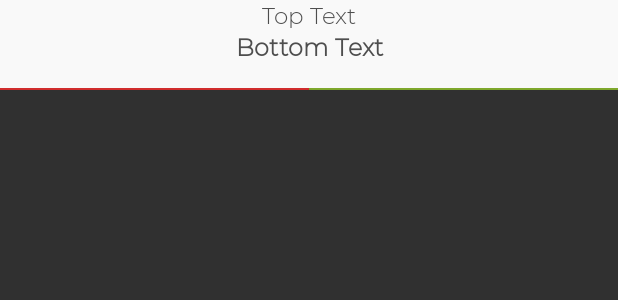
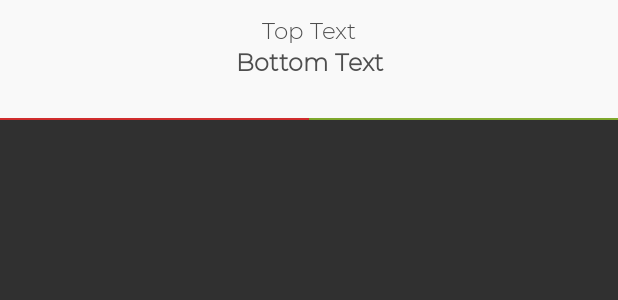
Before and after one commit to airmaxell/Catch, an Android app: the layout list_view_item.xml on its own in the app's theme, with its tools: preview values and no code run, on a phone screen of 412 x 824 dp. Shown: the top 300 px of the screen. Run offline under Robolectric (Android 15) with nearby library versions, the phone set to English and light mode, and no system bars; network calls fail.

Commit message:
Just commit

```diff
--- a/catchdemo/src/main/res/layout/list_view_item.xml
+++ b/catchdemo/src/main/res/layout/list_view_item.xml
@@ -1,7 +1,7 @@
 <RelativeLayout xmlns:android="http://schemas.android.com/apk/res/android"
                 android:layout_width="fill_parent"
-                android:layout_height="60dp"
-                android:padding="0dip"
+                android:layout_height="80dp"
+                android:paddingTop="10dip"
                 android:orientation="vertical"
                 android:background="@color/colorBackground"
                 android:layout_margin="0dp">
@@ -11,7 +11,7 @@
         android:layout_alignParentTop="true"
         android:layout_width="fill_parent"
         android:layout_height="wrap_content"
-        android:gravity="center_horizontal"
+        android:gravity="center_horizontal|top"
         android:textColor="@color/colorText"
         android:text="Top Text"
         android:textSize="15sp"
@@ -22,9 +22,8 @@
         android:layout_width="fill_parent"
         android:layout_height="wrap_content"
         android:layout_below="@id/title"
-        android:gravity="center_horizontal"
+        android:gravity="center"
         android:textColor="@color/colorText"
-        android:layout_marginBottom="20dip"
         android:layout_alignWithParentIfMissing="true"
         android:text="Bottom Text"
         android:textStyle="bold"
@@ -34,36 +33,40 @@
         android:id="@+id/buttons"
         android:layout_width="match_parent"
         android:layout_height="match_parent"
-        android:layout_gravity="bottom"
-        android:layout_alignParentTop="true"
+        android:layout_margin="0dp"
+        android:layout_marginBottom="0dp"
+        android:baselineAligned="false"
+        android:gravity="bottom"
         android:orientation="horizontal"
-        android:layout_below="@id/vin"
-        android:layout_marginBottom="0dp"
         android:padding="0dp"
+        android:textAlignment="gravity"
         android:weightSum="2">
 
         <android.support.v7.widget.AppCompatButton
             android:id="@+id/button_decline"
             android:layout_width="0dp"
             android:layout_height="match_parent"
+            android:layout_gravity="bottom"
+            android:layout_marginBottom="0dp"
+            android:layout_weight="1"
+            android:visibility="gone"
+            android:alpha="0.7"
             android:background="@android:color/holo_red_dark"
             android:text="DECLINE"
-            android:textSize="23dp"
-            android:visibility="gone"
-            android:layout_gravity="bottom"
-            android:alpha="0.8"
-            android:layout_weight="1"/>
+            android:textSize="23dp" />
 
         <android.support.v7.widget.AppCompatButton
             android:id="@+id/button_accept"
             android:layout_width="0dp"
             android:layout_height="match_parent"
+            android:layout_gravity="bottom"
+            android:layout_marginBottom="0dp"
+            android:layout_weight="1"
+            android:visibility="gone"
+            android:alpha="0.7"
             android:background="@android:color/holo_green_dark"
             android:text="ACCEPT"
-            android:textSize="23dp"
-            android:visibility="gone"
-            android:alpha="0.8"
-            android:layout_weight="1"/>
+            android:textSize="23dp" />
     </android.support.v7.widget.LinearLayoutCompat>
 
     <android.support.v7.widget.LinearLayoutCompat
@@ -87,6 +90,7 @@
             android:layout_width="0dp"
             android:layout_height="match_parent"
             android:background="@android:color/holo_green_dark"
+            android:layout_gravity="bottom"
             android:alpha="0.8"
             android:layout_weight="1"/>
     </android.support.v7.widget.LinearLayoutCompat>
--- a/catchdemo/src/main/res/values/colors.xml
+++ b/catchdemo/src/main/res/values/colors.xml
@@ -27,4 +27,8 @@
     <color name="edit_text_fill">#ffffff</color>
     <color name="edit_text_border">#e6e6e6</color>
     <color name="black">#000000</color>
+
+
+    <color name="colorBlue">#739af4</color>
+
 </resources>
--- a/catchdemo/src/main/res/values/strings.xml
+++ b/catchdemo/src/main/res/values/strings.xml
@@ -66,5 +66,9 @@
     <string name="extra_message_vin_session">em_session_vin</string>
     <string name="api_server">http://api.catch-ai.com</string>
     <string name="button_log_in">Log in</string>
+    <string name="toast_error_connection">Error with communication!</string>
+    <string name="shared_preference_user_info">sp_user_info</string>
+    <string name="key_bool_user_logged_in">sp_key_user_logged_in</string>
+    <string name="key_int_user_id">sp_key_user_id</string>
 
 </resources>
```
Also changed, not shown: catchdemo/src/main/java/com/example/catchdemo/DaschActivity.java (+25 -22 lines), catchdemo/src/main/java/com/example/catchdemo/LoginActivity.java (+47 -10 lines), catchdemo/src/main/java/com/example/catchdemo/Utils.java (+21 -0 lines), catchdemo/src/main/java/com/example/catchdemo/gallery/DetailsFragment.java (+3 -15 lines), catchdemo/src/main/java/com/example/catchdemo/gallery/ExteriorFragment.java (+2 -15 lines), catchdemo/src/main/java/com/example/catchdemo/gallery/InteriorFragment.java (+2 -15 lines), catchdemo/src/main/res/drawable/progress_bar.xml (added, +15 -0 lines), catchdemo/src/main/res/layout/activity_login.xml (+11 -8 lines).
